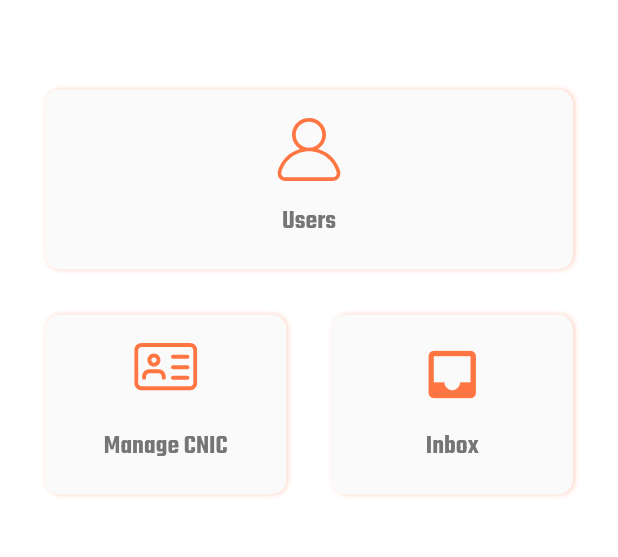
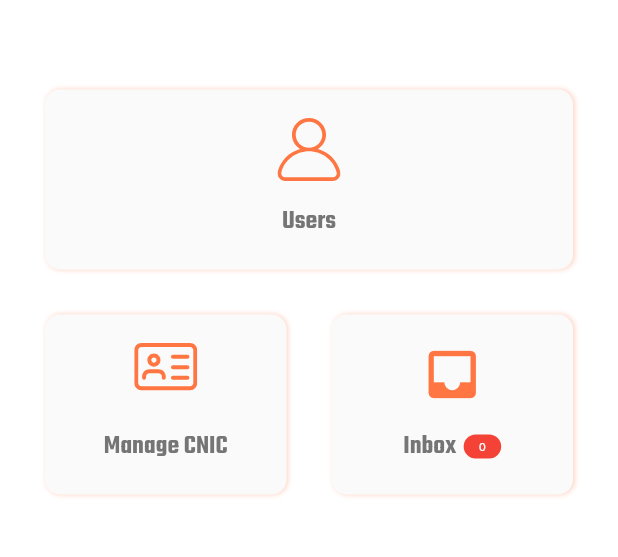
Before and after one commit to shafiquecbl/Admin-App, a Flutter app: the HomeScreen screen opened by its route, on a phone screen of 412 x 824 dp, the part 209-766 px from its top. Run offline on Flutter 3.47's test engine with Material 2 defaults, Android fonts, the phone set to English and light mode, and no system bars; our stand-ins replace cloud_firestore, firebase_auth, firebase_core, firebase_messaging, flutter_spinkit, flutter_svg and 2 more; accounts and stored records are empty.

Commit message:
Messages fixed

```diff
--- a/lib/screens/Home_Screen/griddashboard.dart
+++ b/lib/screens/Home_Screen/griddashboard.dart
@@ -1,3 +1,5 @@
+import 'package:cloud_firestore/cloud_firestore.dart';
+import 'package:firebase_auth/firebase_auth.dart';
 import 'package:flutter/material.dart';
 import 'package:flutter_staggered_grid_view/flutter_staggered_grid_view.dart';
 import 'package:flutter_svg/flutter_svg.dart';
@@ -131,11 +133,50 @@ class GridDashboard extends StatelessWidget {
             SizedBox(
               height: 14,
             ),
-            Text(
-              "Inbox",
-              style:
-                  GoogleFonts.teko(fontWeight: FontWeight.w600, fontSize: 18),
-            ),
+            Row(
+              mainAxisAlignment: MainAxisAlignment.center,
+              children: [
+                Text(
+                  "Inbox",
+                  style: GoogleFonts.teko(
+                      fontWeight: FontWeight.w600, fontSize: 18),
+                ),
+                SizedBox(
+                  width: 5,
+                ),
+                StreamBuilder(
+                  stream: FirebaseFirestore.instance
+                      .collection('Admin')
+                      .doc(FirebaseAuth.instance.currentUser.email)
+                      .collection('Contact US')
+                      .where('Status', isEqualTo: 'unread')
+                      .snapshots(),
+                  builder: (BuildContext context, AsyncSnapshot snapshot) {
+                    if (snapshot.connectionState == ConnectionState.waiting)
+                      return Container();
+                    return Container(
+                      padding: EdgeInsets.all(2),
+                      decoration: new BoxDecoration(
+                        color: Colors.red,
+                        borderRadius: BorderRadius.circular(50),
+                      ),
+                      constraints: BoxConstraints(
+                        minWidth: 25,
+                        minHeight: 12,
+                      ),
+                      child: new Text(
+                        '${snapshot.data.docs.length}',
+                        style: new TextStyle(
+                          color: Colors.white,
+                          fontSize: 8,
+                        ),
+                        textAlign: TextAlign.center,
+                      ),
+                    );
+                  },
+                ),
+              ],
+            )
           ],
         ),
       ),
```
